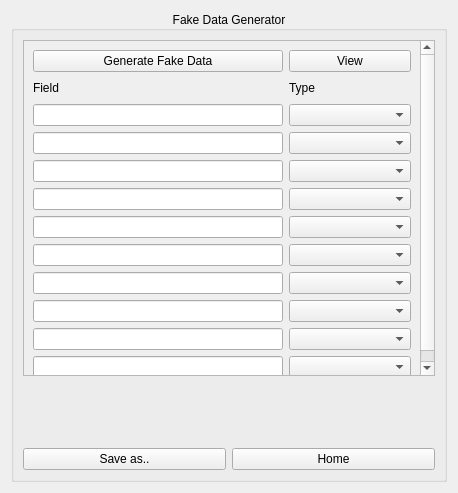
This is Application_FakeDataGenerator/UI/fakedatagenerator.ui in JmMNDZA/SIA2Utilities as Qt 5 draws it before an edit. The edited form follows.
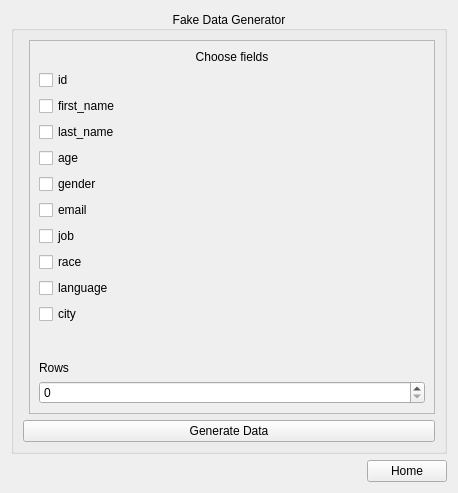
This is the edited form.

```diff
--- a/Application_FakeDataGenerator/UI/fakedatagenerator.ui
+++ b/Application_FakeDataGenerator/UI/fakedatagenerator.ui
@@ -14,7 +14,7 @@
    <string>SIA2Utilities Fake Data Generator</string>
   </property>
   <layout class="QGridLayout" name="gridLayout">
-   <item row="0" column="0">
+   <item row="1" column="0" colspan="2">
     <widget class="QGroupBox" name="groupBox">
      <property name="title">
       <string>Fake Data Generator</string>
@@ -23,25 +23,14 @@
       <set>Qt::AlignmentFlag::AlignCenter</set>
      </property>
      <layout class="QGridLayout" name="gridLayout_2">
-      <item row="2" column="0">
-       <layout class="QHBoxLayout" name="horizontalLayout">
-        <item>
-         <widget class="QPushButton" name="pushButton">
-          <property name="text">
-           <string>Save as..</string>
-          </property>
-         </widget>
-        </item>
-       </layout>
-      </item>
-      <item row="2" column="1">
-       <widget class="QPushButton" name="pushButton_4">
+      <item row="4" column="0" colspan="2">
+       <widget class="QPushButton" name="pushButton_3">
         <property name="text">
-         <string>Home</string>
+         <string>Generate Data</string>
         </property>
        </widget>
       </item>
-      <item row="0" column="0" colspan="2">
+      <item row="0" column="1">
        <widget class="QScrollArea" name="scrollArea">
         <property name="widgetResizable">
          <bool>true</bool>
@@ -51,111 +40,96 @@
           <rect>
            <x>0</x>
            <y>0</y>
-           <width>400</width>
-           <height>374</height>
+           <width>408</width>
+           <height>371</height>
           </rect>
          </property>
-         <layout class="QGridLayout" name="gridLayout_3">
-          <item row="8" column="0" colspan="2">
-           <widget class="QLineEdit" name="lineEdit_4"/>
-          </item>
-          <item row="2" column="0">
+         <layout class="QVBoxLayout" name="verticalLayout_2">
+          <item>
            <widget class="QLabel" name="label">
             <property name="text">
-             <string>Field</string>
+             <string>Choose fields</string>
             </property>
+            <property name="alignment">
+             <set>Qt::AlignmentFlag::AlignCenter</set>
+            </property>
            </widget>
           </item>
-          <item row="12" column="2">
-           <widget class="QComboBox" name="comboBox_8"/>
+          <item>
+           <widget class="QCheckBox" name="checkBox">
+            <property name="text">
+             <string>id</string>
+            </property>
+           </widget>
           </item>
-          <item row="7" column="0" colspan="2">
-           <widget class="QLineEdit" name="lineEdit_3"/>
+          <item>
+           <widget class="QCheckBox" name="checkBox_2">
+            <property name="text">
+             <string>first_name</string>
+            </property>
+           </widget>
           </item>
-          <item row="11" column="2">
-           <widget class="QComboBox" name="comboBox_7"/>
+          <item>
+           <widget class="QCheckBox" name="checkBox_3">
+            <property name="text">
+             <string>last_name</string>
+            </property>
+           </widget>
           </item>
-          <item row="14" column="0" colspan="2">
-           <widget class="QLineEdit" name="lineEdit_10"/>
+          <item>
+           <widget class="QCheckBox" name="checkBox_4">
+            <property name="text">
+             <string>age</string>
+            </property>
+           </widget>
           </item>
-          <item row="13" column="2">
-           <widget class="QComboBox" name="comboBox_9"/>
+          <item>
+           <widget class="QCheckBox" name="checkBox_5">
+            <property name="text">
+             <string>gender</string>
+            </property>
+           </widget>
           </item>
-          <item row="5" column="0" colspan="2">
-           <widget class="QLineEdit" name="lineEdit"/>
+          <item>
+           <widget class="QCheckBox" name="checkBox_6">
+            <property name="text">
+             <string>email</string>
+            </property>
+           </widget>
           </item>
-          <item row="9" column="2">
-           <widget class="QComboBox" name="comboBox_5">
-            <property name="currentText">
-             <string/>
+          <item>
+           <widget class="QCheckBox" name="checkBox_9">
+            <property name="text">
+             <string>job</string>
             </property>
            </widget>
           </item>
-          <item row="7" column="2">
-           <widget class="QComboBox" name="comboBox_3"/>
-          </item>
-          <item row="12" column="0" colspan="2">
-           <widget class="QLineEdit" name="lineEdit_8"/>
-          </item>
-          <item row="10" column="0" colspan="2">
-           <widget class="QLineEdit" name="lineEdit_6"/>
-          </item>
-          <item row="11" column="0" colspan="2">
-           <widget class="QLineEdit" name="lineEdit_7"/>
-          </item>
-          <item row="14" column="2">
-           <widget class="QComboBox" name="comboBox_10"/>
-          </item>
-          <item row="10" column="2">
-           <widget class="QComboBox" name="comboBox_6"/>
-          </item>
-          <item row="8" column="2">
-           <widget class="QComboBox" name="comboBox_4"/>
-          </item>
-          <item row="5" column="2">
-           <widget class="QComboBox" name="comboBox"/>
-          </item>
-          <item row="13" column="0" colspan="2">
-           <widget class="QLineEdit" name="lineEdit_9"/>
-          </item>
-          <item row="2" column="2">
-           <widget class="QLabel" name="label_2">
+          <item>
+           <widget class="QCheckBox" name="checkBox_7">
             <property name="text">
-             <string>Type</string>
+             <string>race</string>
             </property>
            </widget>
           </item>
-          <item row="6" column="0" colspan="2">
-           <widget class="QLineEdit" name="lineEdit_2"/>
-          </item>
-          <item row="9" column="0" colspan="2">
-           <widget class="QLineEdit" name="lineEdit_5"/>
-          </item>
-          <item row="6" column="2">
-           <widget class="QComboBox" name="comboBox_2"/>
-          </item>
-          <item row="1" column="0" colspan="2">
-           <widget class="QPushButton" name="pushButton_3">
+          <item>
+           <widget class="QCheckBox" name="checkBox_8">
             <property name="text">
-             <string>Generate Fake Data</string>
+             <string>language</string>
             </property>
            </widget>
           </item>
-          <item row="1" column="2">
-           <widget class="QPushButton" name="pushButton_2">
+          <item>
+           <widget class="QCheckBox" name="checkBox_10">
             <property name="text">
-             <string>View</string>
+             <string>city</string>
             </property>
            </widget>
           </item>
-          <item row="3" column="0" colspan="3">
+          <item>
            <spacer name="verticalSpacer">
             <property name="orientation">
              <enum>Qt::Orientation::Vertical</enum>
             </property>
-            <property name="sizeType">
-             <enum>QSizePolicy::Policy::Maximum</enum>
-            </property>
             <property name="sizeHint" stdset="0">
              <size>
               <width>20</width>
@@ -164,42 +138,43 @@
             </property>
            </spacer>
           </item>
-          <item row="2" column="1">
-           <spacer name="horizontalSpacer">
-            <property name="orientation">
-             <enum>Qt::Orientation::Horizontal</enum>
+          <item>
+           <widget class="QLabel" name="label_3">
+            <property name="text">
+             <string>Rows</string>
             </property>
-            <property name="sizeType">
-             <enum>QSizePolicy::Policy::Maximum</enum>
-            </property>
-            <property name="sizeHint" stdset="0">
-             <size>
-              <width>20</width>
-              <height>20</height>
-             </size>
-            </property>
-           </spacer>
+           </widget>
+          </item>
+          <item>
+           <widget class="QSpinBox" name="spinBox"/>
           </item>
          </layout>
         </widget>
        </widget>
       </item>
-      <item row="1" column="0" colspan="2">
-       <spacer name="verticalSpacer_2">
-        <property name="orientation">
-         <enum>Qt::Orientation::Vertical</enum>
-        </property>
-        <property name="sizeHint" stdset="0">
-         <size>
-          <width>20</width>
-          <height>40</height>
-         </size>
-        </property>
-       </spacer>
-      </item>
      </layout>
     </widget>
    </item>
+   <item row="2" column="1">
+    <widget class="QPushButton" name="pushButton_4">
+     <property name="text">
+      <string>Home</string>
+     </property>
+    </widget>
+   </item>
+   <item row="2" column="0">
+    <spacer name="horizontalSpacer">
+     <property name="orientation">
+      <enum>Qt::Orientation::Horizontal</enum>
+     </property>
+     <property name="sizeHint" stdset="0">
+      <size>
+       <width>40</width>
+       <height>20</height>
+      </size>
+     </property>
+    </spacer>
+   </item>
   </layout>
  </widget>
  <resources/>
```
